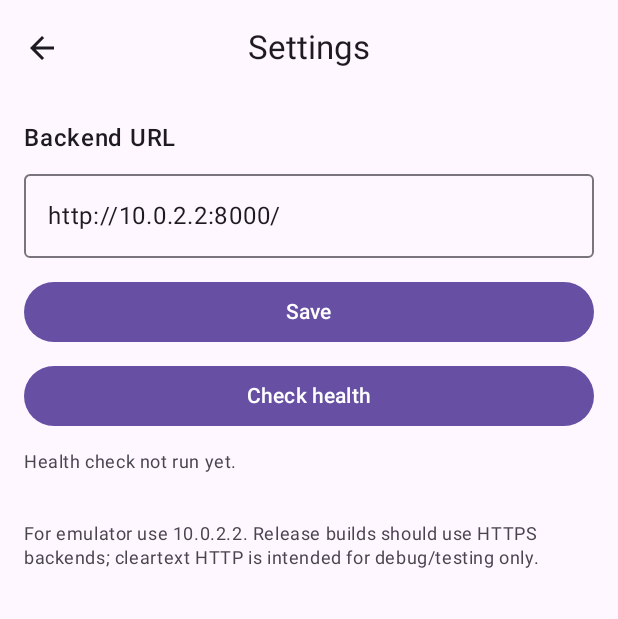
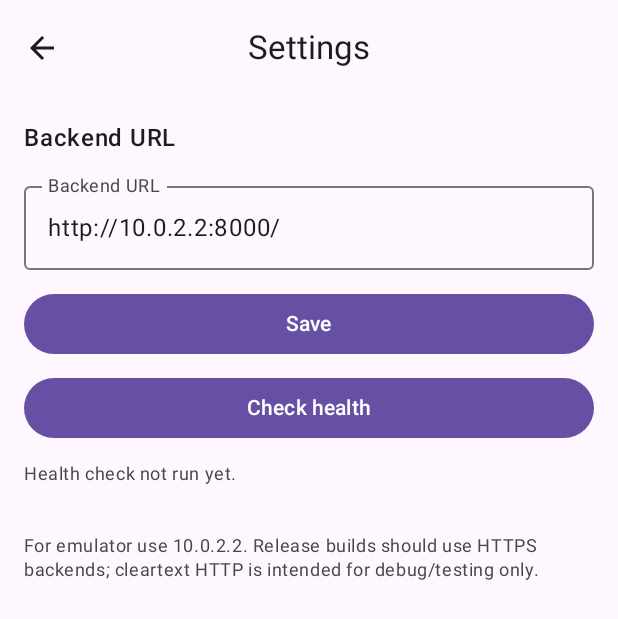
Before and after one commit to Nmoreland51/cognitive-nexus-android, an Android app built with Jetpack Compose: the screen it shows after launch (MainActivity), after a tap on "Settings", on a phone screen of 412 x 824 dp. Shown: the top 619 px of the screen. Run offline under Robolectric (Android 15) with nearby library versions, the phone set to English and light mode, and no system bars; 1 statement that could not run was skipped.

Commit message:
fix: refine backend URL normalization and accessibility labeling
Co-authored-by: Nmoreland51 <148125211+Nmoreland51@users.noreply.github.com>

```diff
--- a/app/src/main/java/com/nmoreland/cognitivenexus/MainActivity.kt
+++ b/app/src/main/java/com/nmoreland/cognitivenexus/MainActivity.kt
@@ -261,12 +261,13 @@ private fun SettingsScreen(
             .padding(16.dp),
         verticalArrangement = Arrangement.spacedBy(12.dp)
     ) {
-        Text("Backend URL", fontWeight = FontWeight.SemiBold)
+        Text(stringResource(R.string.backend_url), fontWeight = FontWeight.SemiBold)
         OutlinedTextField(
             value = backendUrl,
             onValueChange = onBackendUrlChange,
             modifier = Modifier.fillMaxWidth(),
             singleLine = true,
+            label = { Text(stringResource(R.string.backend_url)) },
             placeholder = { Text("http://10.0.2.2:8000/") }
         )
         Column(verticalArrangement = Arrangement.spacedBy(8.dp)) {
--- a/app/src/main/java/com/nmoreland/cognitivenexus/network/BackendUrlNormalizer.kt
+++ b/app/src/main/java/com/nmoreland/cognitivenexus/network/BackendUrlNormalizer.kt
@@ -17,7 +17,7 @@ object BackendUrlNormalizer {
 
             var path = (uri.rawPath ?: "").trim()
             path = path.removeSuffix("/")
-            if (path.endsWith("/api")) {
+            if (path == "/api") {
                 path = path.removeSuffix("/api")
             }
             if (path.isNotEmpty() && !path.startsWith("/")) {
--- a/app/src/main/res/values/strings.xml
+++ b/app/src/main/res/values/strings.xml
@@ -7,6 +7,7 @@
     <string name="send">Send</string>
     <string name="send_message">Send message</string>
     <string name="message_input">Message</string>
+    <string name="backend_url">Backend URL</string>
     <string name="save">Save</string>
     <string name="check_health">Check health</string>
 </resources>
```
Also changed, not shown: 2 other files.
